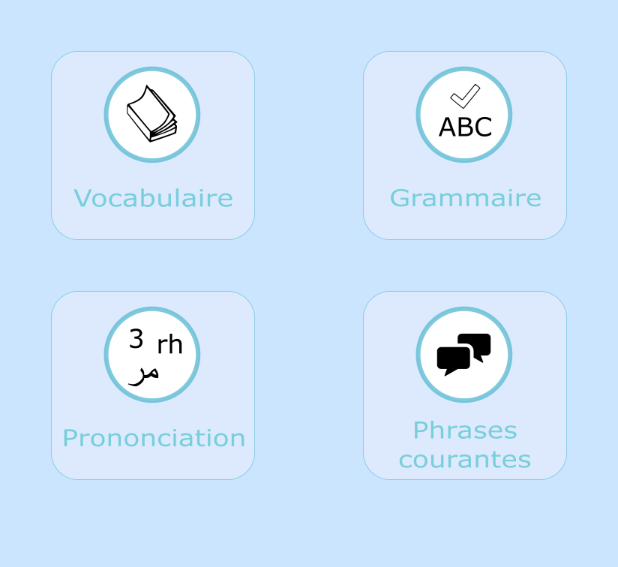
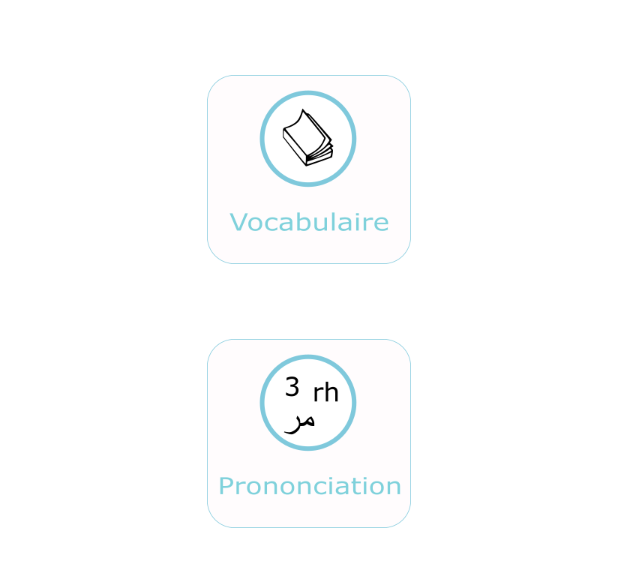
Before and after one commit to MalikPoutchinskaya/arabe_courant, an Android app: the layout fragement_choix_home.xml on its own in the app's theme, with its tools: preview values and no code run, on a phone screen of 412 x 824 dp. Shown: the top 567 px of the screen. Run offline under Robolectric (Android 15) with nearby library versions, the phone set to English and light mode, and no system bars.

```diff
--- a/app/src/main/java/com/poutchinskaya/malik/sotunisia/Presentation/SplashScreen/SplashScreen.java
+++ b/app/src/main/java/com/poutchinskaya/malik/sotunisia/Presentation/SplashScreen/SplashScreen.java
@@ -8,7 +8,7 @@ import android.content.Intent;
 import android.os.Bundle;
 import android.os.Handler;
 
-import com.poutchinskaya.malik.sotunisia.Presentation.Home.HomeController;
+import com.poutchinskaya.malik.sotunisia.Presentation.Home.Home_activity;
 import com.poutchinskaya.malik.sotunisia.R;
 
 public class SplashScreen extends Activity {
@@ -33,7 +33,7 @@ public class SplashScreen extends Activity {
             public void run() {
                 // This method will be executed once the timer is over
                 // Start your app main activity
-                Intent i = new Intent(SplashScreen.this, HomeController.class);
+                Intent i = new Intent(SplashScreen.this, Home_activity.class);
                 startActivity(i);
 
                 // close this activity
--- a/app/src/main/res/layout/fragement_choix_home.xml
+++ b/app/src/main/res/layout/fragement_choix_home.xml
@@ -7,7 +7,7 @@
         android:layout_width="match_parent"
         android:layout_height="match_parent"
         android:layout_gravity="center_horizontal"
-        android:background="#cce5ff">
+        android:background="#ffffff">
 
 
         <ImageView
@@ -15,43 +15,20 @@
             android:layout_height="wrap_content"
             android:id="@+id/imageViewVocab"
             android:src="@drawable/vocab_start"
-            android:layout_marginTop="34dp"
+            android:layout_marginTop="50dp"
             android:layout_alignParentTop="true"
-            android:layout_alignParentLeft="true"
-            android:layout_alignParentStart="true"
-            android:layout_marginLeft="34dp"
-            android:layout_marginStart="34dp" />
+            android:layout_alignLeft="@+id/imageViewPrononciation"
+            android:layout_alignStart="@+id/imageViewPrononciation" />
 
         <ImageView
             android:layout_width="wrap_content"
             android:layout_height="wrap_content"
             android:id="@+id/imageViewPrononciation"
             android:src="@drawable/prononciation_start"
-            android:layout_marginTop="34dp"
             android:layout_below="@+id/imageViewVocab"
-            android:layout_alignLeft="@+id/imageViewVocab"
-            android:layout_alignStart="@+id/imageViewVocab" />
+            android:layout_centerHorizontal="true"
+            android:layout_marginTop="50dp" />
 
 
-        <ImageView
-            android:layout_width="wrap_content"
-            android:layout_height="wrap_content"
-            android:id="@+id/imageViewPhrases"
-            android:src="@drawable/phrases_start"
-            android:layout_alignTop="@+id/imageViewPrononciation"
-            android:layout_alignLeft="@+id/imageViewGrammaire"
-            android:layout_alignStart="@+id/imageViewGrammaire" />
-
-
-        <ImageView
-            android:layout_width="wrap_content"
-            android:layout_height="wrap_content"
-            android:id="@+id/imageViewGrammaire"
-            android:src="@drawable/grammaire_start"
-            android:layout_alignTop="@+id/imageViewVocab"
-            android:layout_alignParentRight="true"
-            android:layout_alignParentEnd="true"
-            android:layout_marginRight="34dp"
-            android:layout_marginEnd="34dp" />
     </RelativeLayout>
 </LinearLayout>
```
Also changed, not shown: app/src/main/java/com/poutchinskaya/malik/sotunisia/Metier/GestionMot.java (+65 -18 lines), app/src/main/res/anim/enter_from_left.xml (added, +11 -0 lines), app/src/main/res/anim/exit_to_right.xml (added, +11 -0 lines), app/src/main/res/layout/activity_splash.xml (+4 -4 lines), app/src/main/res/layout/framgement_choix_langues.xml (added, +114 -0 lines), app/src/main/res/drawable-xhdpi/flag_so_algerien.png (added), app/src/main/res/drawable-xhdpi/flag_so_algerien_selected.png (added), app/src/main/res/drawable-xhdpi/flag_so_marocain.png (added), app/src/main/res/drawable-xhdpi/flag_so_marocain_selected.png (added), app/src/main/res/drawable-xhdpi/flag_so_tunisia_default.png (renamed from app/src/main/res/drawable-xhdpi/flag_so_tunisia.png), app/src/main/res/drawable-xhdpi/titre_app.png, 4 other files.
